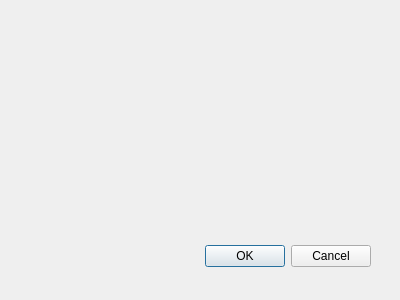
DanielGall500/SwapShift, file ManagersDesktopApplication/editempdialog.ui: the form before one commit.
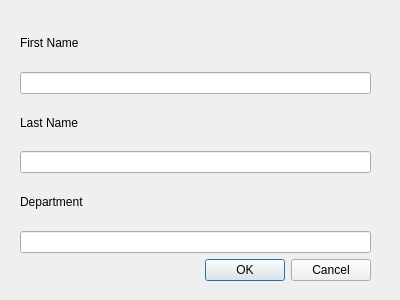
The form after the commit.

Patch:
```diff
--- a/ManagersDesktopApplication/editempdialog.ui
+++ b/ManagersDesktopApplication/editempdialog.ui
@@ -15,21 +15,61 @@
   <property name="windowTitle">
    <string>Dialog</string>
   </property>
-  <widget name="buttonBox" class="QDialogButtonBox">
+  <widget class="QWidget" name="">
    <property name="geometry">
     <rect>
-     <x>30</x>
-     <y>240</y>
-     <width>341</width>
-     <height>32</height>
+     <x>20</x>
+     <y>20</y>
+     <width>351</width>
+     <height>261</height>
     </rect>
    </property>
-   <property name="orientation">
-    <enum>Qt::Horizontal</enum>
-   </property>
-   <property name="standardButtons">
-    <set>QDialogButtonBox::Cancel|QDialogButtonBox::Ok</set>
-   </property>
+   <layout class="QVBoxLayout" name="verticalLayout">
+    <item>
+     <layout class="QVBoxLayout" name="verticalLayout_5">
+      <item>
+       <widget class="QLabel" name="label_5">
+        <property name="text">
+         <string>First Name</string>
+        </property>
+       </widget>
+      </item>
+      <item>
+       <widget class="QLineEdit" name="firstNameLineEdit"/>
+      </item>
+      <item>
+       <widget class="QLabel" name="label_4">
+        <property name="text">
+         <string>Last Name</string>
+        </property>
+       </widget>
+      </item>
+      <item>
+       <widget class="QLineEdit" name="lastNameLineEdit"/>
+      </item>
+      <item>
+       <widget class="QLabel" name="label_2">
+        <property name="text">
+         <string>Department</string>
+        </property>
+       </widget>
+      </item>
+      <item>
+       <widget class="QLineEdit" name="deptLineEdit"/>
+      </item>
+     </layout>
+    </item>
+    <item>
+     <widget class="QDialogButtonBox" name="editEmpButtonBox">
+      <property name="orientation">
+       <enum>Qt::Horizontal</enum>
+      </property>
+      <property name="standardButtons">
+       <set>QDialogButtonBox::Cancel|QDialogButtonBox::Ok</set>
+      </property>
+     </widget>
+    </item>
+   </layout>
   </widget>
  </widget>
  <pixmapfunction/>
```
Left out of the diff: 11 changed lines with no effect on the pictures.
